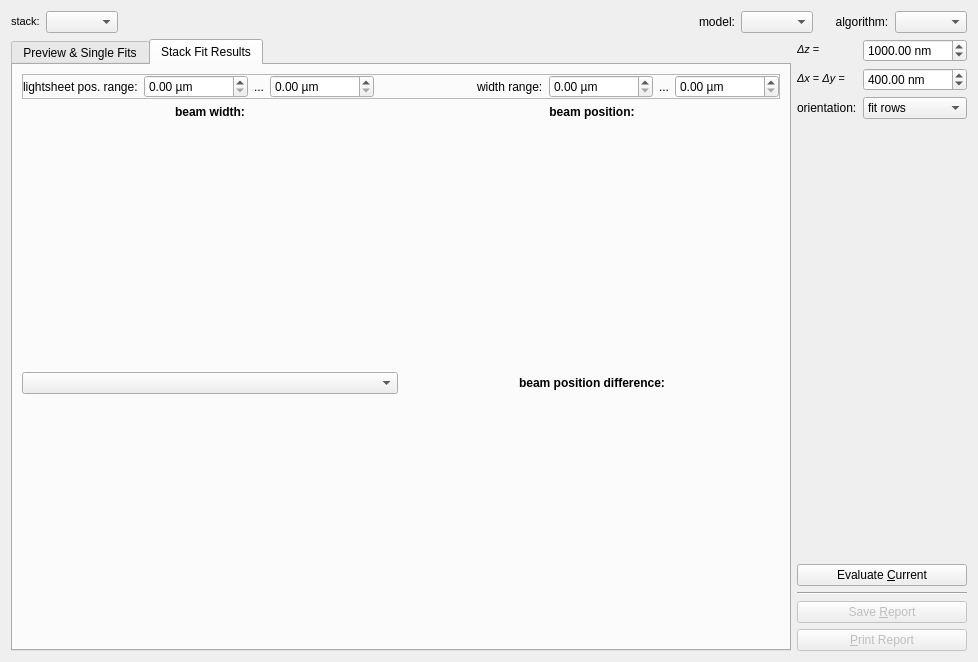
First picture: the form in plugins/spim_lightsheet_eval/qfspimlightsheetevaluation_editor.ui, repository jkriege2/QuickFit3, before the edit.
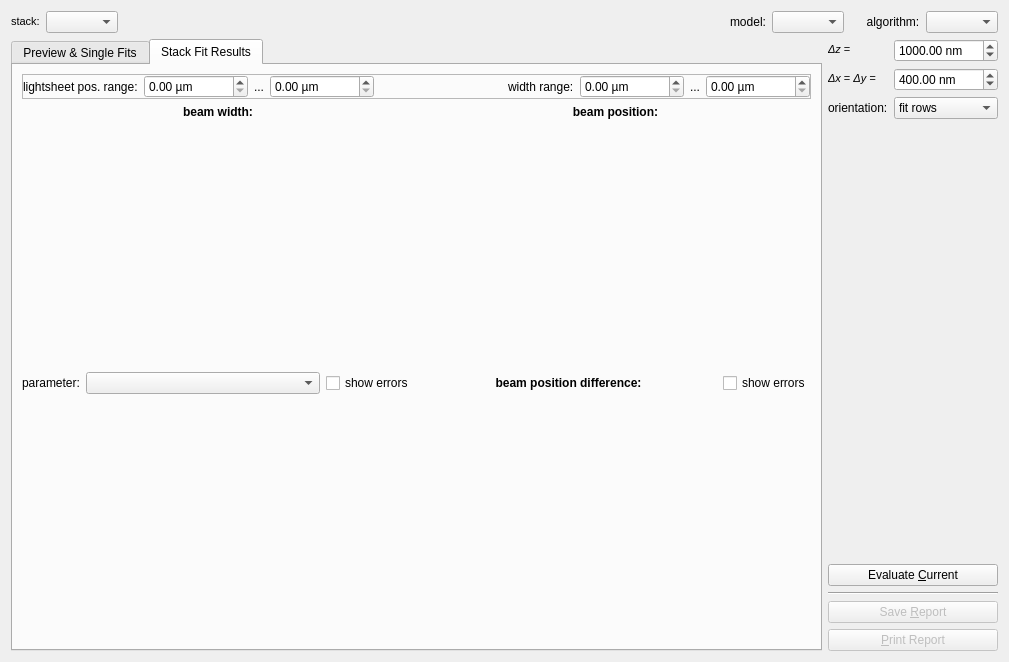
Second picture: the form after the edit. Icons and pictures are not drawn. Custom widgets are drawn as their Qt base class.

Commit message: QuickFit3/lightsheet_analysis: now error bars in beampos_difference and parameter plot may be switched off!

```diff
--- a/plugins/spim_lightsheet_eval/qfspimlightsheetevaluation_editor.ui
+++ b/plugins/spim_lightsheet_eval/qfspimlightsheetevaluation_editor.ui
@@ -6,7 +6,7 @@
    <rect>
     <x>0</x>
     <y>0</y>
-    <width>978</width>
+    <width>1009</width>
     <height>662</height>
    </rect>
   </property>
@@ -115,35 +115,9 @@
       <attribute name="title">
        <string>Stack Fit Results</string>
       </attribute>
-      <layout class="QGridLayout" name="gridLayout_2" rowstretch="0,0,1,0,1">
-       <item row="3" column="0">
-        <widget class="QComboBox" name="cmbParameter">
-         <property name="font">
-          <font>
-           <weight>75</weight>
-           <bold>true</bold>
-          </font>
-         </property>
-        </widget>
-       </item>
-       <item row="1" column="0">
-        <widget class="QLabel" name="label_10">
-         <property name="font">
-          <font>
-           <weight>75</weight>
-           <bold>true</bold>
-          </font>
-         </property>
-         <property name="text">
-          <string>beam width:</string>
-         </property>
-         <property name="alignment">
-          <set>Qt::AlignCenter</set>
-         </property>
-        </widget>
-       </item>
-       <item row="2" column="0">
-        <widget class="JKQtPlotter" name="pltBeamWidth" native="true">
+      <layout class="QGridLayout" name="gridLayout_2" rowstretch="0,0,1,0,0,1" columnstretch="1,1">
+       <item row="5" column="0">
+        <widget class="JKQtPlotter" name="pltParam" native="true">
          <property name="minimumSize">
           <size>
            <width>200</width>
@@ -178,23 +152,7 @@
          </property>
         </widget>
        </item>
-       <item row="3" column="1">
-        <widget class="QLabel" name="label_11">
-         <property name="font">
-          <font>
-           <weight>75</weight>
-           <bold>true</bold>
-          </font>
-         </property>
-         <property name="text">
-          <string>beam position difference:</string>
-         </property>
-         <property name="alignment">
-          <set>Qt::AlignCenter</set>
-         </property>
-        </widget>
-       </item>
-       <item row="4" column="1">
+       <item row="5" column="1">
         <widget class="JKQtPlotter" name="pltBeamPosDifference" native="true">
          <property name="minimumSize">
           <size>
@@ -204,16 +162,6 @@
          </property>
         </widget>
        </item>
-       <item row="4" column="0">
-        <widget class="JKQtPlotter" name="pltParam" native="true">
-         <property name="minimumSize">
-          <size>
-           <width>200</width>
-           <height>200</height>
-          </size>
-         </property>
-        </widget>
-       </item>
        <item row="0" column="0" colspan="2">
         <widget class="QFrame" name="frame">
          <property name="minimumSize">
@@ -316,6 +264,87 @@
          </layout>
         </widget>
        </item>
+       <item row="1" column="0">
+        <widget class="QLabel" name="label_10">
+         <property name="font">
+          <font>
+           <weight>75</weight>
+           <bold>true</bold>
+          </font>
+         </property>
+         <property name="text">
+          <string>beam width:</string>
+         </property>
+         <property name="alignment">
+          <set>Qt::AlignCenter</set>
+         </property>
+        </widget>
+       </item>
+       <item row="2" column="0">
+        <widget class="JKQtPlotter" name="pltBeamWidth" native="true">
+         <property name="minimumSize">
+          <size>
+           <width>200</width>
+           <height>200</height>
+          </size>
+         </property>
+        </widget>
+       </item>
+       <item row="3" column="0">
+        <layout class="QHBoxLayout" name="horizontalLayout_4" stretch="0,1,0">
+         <item>
+          <widget class="QLabel" name="label_16">
+           <property name="text">
+            <string>parameter:</string>
+           </property>
+          </widget>
+         </item>
+         <item>
+          <widget class="QComboBox" name="cmbParameter">
+           <property name="font">
+            <font>
+             <weight>75</weight>
+             <bold>true</bold>
+            </font>
+           </property>
+          </widget>
+         </item>
+         <item>
+          <widget class="QCheckBox" name="chkErrorsParam">
+           <property name="text">
+            <string>show errors</string>
+           </property>
+          </widget>
+         </item>
+        </layout>
+       </item>
+       <item row="3" column="1">
+        <layout class="QHBoxLayout" name="horizontalLayout_6" stretch="1,0">
+         <item>
+          <widget class="QLabel" name="label_11">
+           <property name="font">
+            <font>
+             <weight>75</weight>
+             <bold>true</bold>
+            </font>
+           </property>
+           <property name="text">
+            <string>beam position difference:</string>
+           </property>
+           <property name="alignment">
+            <set>Qt::AlignCenter</set>
+           </property>
+          </widget>
+         </item>
+         <item>
+          <widget class="QCheckBox" name="chkErrorsBeamPos">
+           <property name="text">
+            <string>show errors</string>
+           </property>
+          </widget>
+         </item>
+        </layout>
+       </item>
       </layout>
      </widget>
     </widget>
```
The commit also changes 2 other files.
